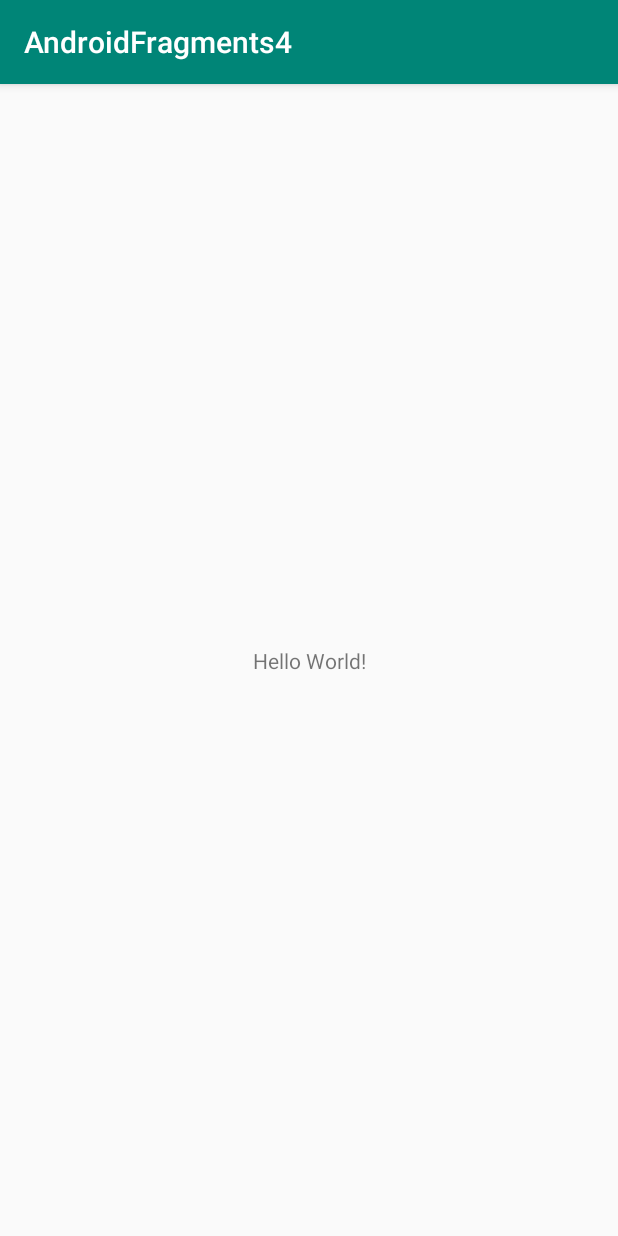
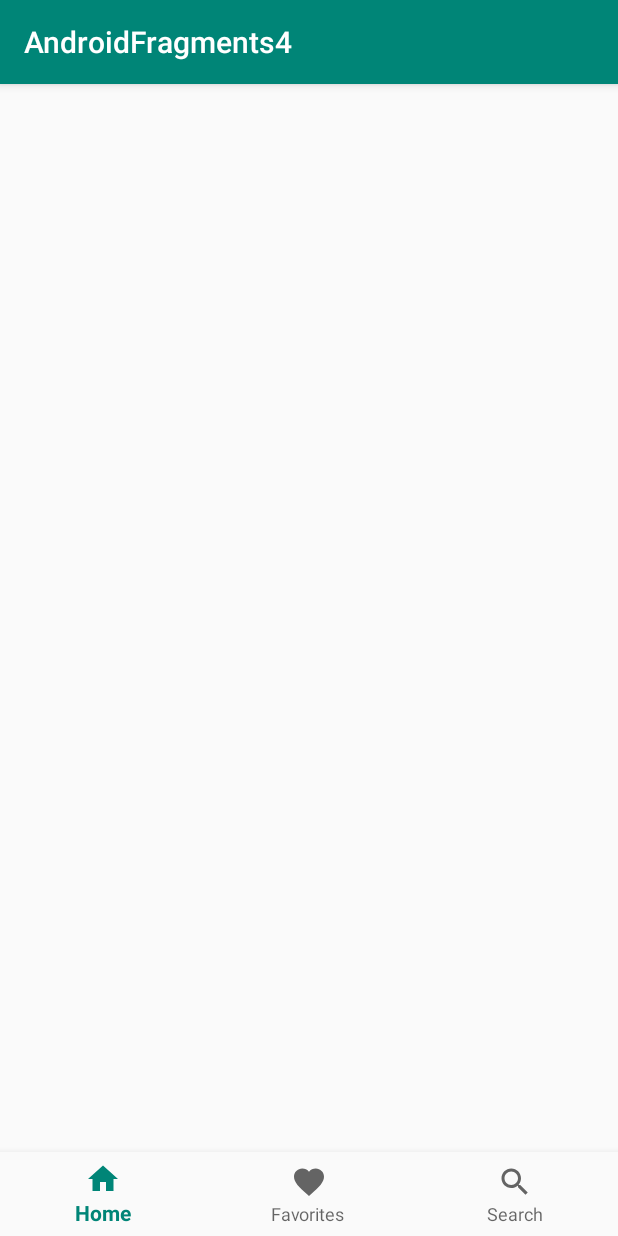
Before and after one commit to ivasku/AndroidFragment4, an Android app: the screen it shows after launch (MainActivity), on a phone screen of 412 x 824 dp. Run offline under Robolectric (Android 15) with nearby library versions, the phone set to English and light mode, and no system bars.

Commit message:
Added fragments

```diff
--- a/app/build.gradle
+++ b/app/build.gradle
@@ -23,6 +23,7 @@ dependencies {
     implementation 'com.android.support:appcompat-v7:28.0.0'
     implementation 'com.android.support:design:28.0.0'
     implementation 'com.android.support.constraint:constraint-layout:1.1.3'
+    implementation 'com.android.support:support-v4:28.0.0'
     testImplementation 'junit:junit:4.12'
     androidTestImplementation 'com.android.support.test:runner:1.0.2'
     androidTestImplementation 'com.android.support.test.espresso:espresso-core:3.0.2'
--- a/app/src/main/java/com/tms/androidfragments4/MainActivity.java
+++ b/app/src/main/java/com/tms/androidfragments4/MainActivity.java
@@ -1,13 +1,20 @@
 package com.tms.androidfragments4;
 
+import android.net.Uri;
+import android.support.annotation.FractionRes;
 import android.support.v7.app.AppCompatActivity;
 import android.os.Bundle;
 
-public class MainActivity extends AppCompatActivity {
+public class MainActivity extends AppCompatActivity implements Fragment_Favorites.OnFragmentInteractionListener, Fragment_Home.OnFragmentInteractionListener, Fragment_Search.OnFragmentInteractionListener {
 
     @Override
     protected void onCreate(Bundle savedInstanceState) {
         super.onCreate(savedInstanceState);
         setContentView(R.layout.activity_main);
     }
+
+    @Override
+    public void onFragmentInteraction(Uri uri) {
+
+    }
 }
--- /dev/null
+++ b/app/src/main/res/drawable/ic_favorite_black_24dp.xml
@@ -0,0 +1,9 @@
+<vector xmlns:android="http://schemas.android.com/apk/res/android"
+        android:width="24dp"
+        android:height="24dp"
+        android:viewportWidth="24.0"
+        android:viewportHeight="24.0">
+    <path
+        android:fillColor="#FF000000"
+        android:pathData="M12,21.35l-1.45,-1.32C5.4,15.36 2,12.28 2,8.5 2,5.42 4.42,3 7.5,3c1.74,0 3.41,0.81 4.5,2.09C13.09,3.81 14.76,3 16.5,3 19.58,3 22,5.42 22,8.5c0,3.78 -3.4,6.86 -8.55,11.54L12,21.35z"/>
+</vector>
--- /dev/null
+++ b/app/src/main/res/drawable/ic_home_black_24dp.xml
@@ -0,0 +1,9 @@
+<vector xmlns:android="http://schemas.android.com/apk/res/android"
+        android:width="24dp"
+        android:height="24dp"
+        android:viewportWidth="24.0"
+        android:viewportHeight="24.0">
+    <path
+        android:fillColor="#FF000000"
+        android:pathData="M10,20v-6h4v6h5v-8h3L12,3 2,12h3v8z"/>
+</vector>
--- /dev/null
+++ b/app/src/main/res/drawable/ic_search_black_24dp.xml
@@ -0,0 +1,9 @@
+<vector xmlns:android="http://schemas.android.com/apk/res/android"
+        android:width="24dp"
+        android:height="24dp"
+        android:viewportWidth="24.0"
+        android:viewportHeight="24.0">
+    <path
+        android:fillColor="#FF000000"
+        android:pathData="M15.5,14h-0.79l-0.28,-0.27C15.41,12.59 16,11.11 16,9.5 16,5.91 13.09,3 9.5,3S3,5.91 3,9.5 5.91,16 9.5,16c1.61,0 3.09,-0.59 4.23,-1.57l0.27,0.28v0.79l5,4.99L20.49,19l-4.99,-5zM9.5,14C7.01,14 5,11.99 5,9.5S7.01,5 9.5,5 14,7.01 14,9.5 11.99,14 9.5,14z"/>
+</vector>
--- a/app/src/main/res/layout/activity_main.xml
+++ b/app/src/main/res/layout/activity_main.xml
@@ -6,13 +6,25 @@
     android:layout_height="match_parent"
     tools:context=".MainActivity">
 
-    <TextView
-        android:layout_width="wrap_content"
+
+    <FrameLayout
+        android:id="@+id/fragment_container"
+        android:layout_width="0dp"
+        android:layout_height="677dp"
+        app:layout_constraintTop_toBottomOf="@id/bottom_navigation"
+        app:layout_constraintEnd_toEndOf="parent"
+        app:layout_constraintStart_toStartOf="parent"
+        app:layout_constraintTop_toTopOf="parent"></FrameLayout>
+
+    <android.support.design.widget.BottomNavigationView
+        android:id="@+id/bottom_navigation"
+        android:layout_width="match_parent"
         android:layout_height="wrap_content"
-        android:text="Hello World!"
+        android:background="?android:attr/windowBackground"
         app:layout_constraintBottom_toBottomOf="parent"
-        app:layout_constraintLeft_toLeftOf="parent"
-        app:layout_constraintRight_toRightOf="parent"
-        app:layout_constraintTop_toTopOf="parent" />
+        app:layout_constraintEnd_toEndOf="parent"
+        app:layout_constraintStart_toStartOf="parent"
+        app:menu="@menu/bottom_navigation" />
+
 
 </android.support.constraint.ConstraintLayout>
--- /dev/null
+++ b/app/src/main/res/menu/bottom_navigation.xml
@@ -0,0 +1,19 @@
+<?xml version="1.0" encoding="utf-8"?>
+<menu xmlns:android="http://schemas.android.com/apk/res/android">
+
+    <item
+        android:id="@+id/nav_home"
+        android:icon="@drawable/ic_home_black_24dp"
+        android:title="Home"/>
+
+    <item
+        android:id="@+id/nav_favorites"
+        android:icon="@drawable/ic_favorite_black_24dp"
+        android:title="Favorites"/>
+
+    <item
+        android:id="@+id/nav_search"
+        android:icon="@drawable/ic_search_black_24dp"
+        android:title="Search"/>
+
+</menu>
--- a/app/src/main/res/values/strings.xml
+++ b/app/src/main/res/values/strings.xml
@@ -1,3 +1,6 @@
 <resources>
     <string name="app_name">AndroidFragments4</string>
+
+    <!-- TODO: Remove or change this placeholder text -->
+    <string name="hello_blank_fragment">Hello blank fragment</string>
 </resources>
```
Also changed, not shown: app/src/main/java/com/tms/androidfragments4/Fragment_Favorites.java (added, +108 -0 lines), app/src/main/java/com/tms/androidfragments4/Fragment_Home.java (added, +108 -0 lines), app/src/main/java/com/tms/androidfragments4/Fragment_Search.java (added, +108 -0 lines), app/src/main/res/drawable/ic_domain_black_24dp.xml (added, +9 -0 lines), app/src/main/res/layout/fragment_fragment__favorites.xml (added, +14 -0 lines), app/src/main/res/layout/fragment_fragment__home.xml (added, +14 -0 lines), app/src/main/res/layout/fragment_fragment__search.xml (added, +14 -0 lines).
